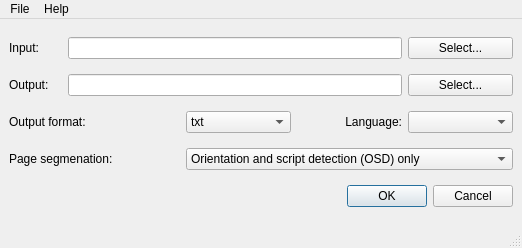
Above: ui/mainwindow.ui from zdenop/tesseract-ocr-qt4gui before the change. Below: the same form after it.
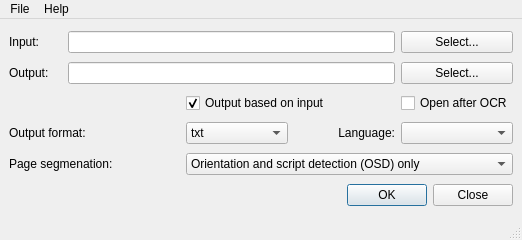
That is the form after the change.

Commit message: setting implementation

```diff
--- a/ui/mainwindow.ui
+++ b/ui/mainwindow.ui
@@ -7,19 +7,19 @@
     <x>0</x>
     <y>0</y>
     <width>522</width>
-    <height>248</height>
+    <height>240</height>
    </rect>
   </property>
   <property name="minimumSize">
    <size>
     <width>522</width>
-    <height>248</height>
+    <height>240</height>
    </size>
   </property>
   <property name="maximumSize">
    <size>
     <width>522</width>
-    <height>248</height>
+    <height>240</height>
    </size>
   </property>
   <property name="windowTitle">
@@ -61,31 +61,31 @@
       </property>
      </widget>
     </item>
-    <item row="2" column="0" colspan="2">
+    <item row="4" column="0" colspan="2">
      <widget class="QLabel" name="labelForm">
       <property name="text">
        <string>Output format:</string>
       </property>
      </widget>
     </item>
-    <item row="3" column="0" colspan="3">
+    <item row="5" column="0" colspan="3">
      <widget class="QLabel" name="labelPSM">
       <property name="text">
        <string>Page segmenation:</string>
       </property>
      </widget>
     </item>
-    <item row="4" column="4" colspan="2">
+    <item row="6" column="4" colspan="2">
      <widget class="QDialogButtonBox" name="buttonBox">
       <property name="standardButtons">
-       <set>QDialogButtonBox::Cancel|QDialogButtonBox::Ok</set>
+       <set>QDialogButtonBox::Close|QDialogButtonBox::Ok</set>
       </property>
      </widget>
     </item>
-    <item row="2" column="5">
+    <item row="4" column="5">
      <widget class="QComboBox" name="comboBoxLang"/>
     </item>
-    <item row="2" column="4">
+    <item row="4" column="4">
      <widget class="QLabel" name="labelLang">
       <property name="text">
        <string>Language:</string>
@@ -95,7 +95,7 @@
       </property>
      </widget>
     </item>
-    <item row="3" column="3" colspan="3">
+    <item row="5" column="3" colspan="3">
      <widget class="QComboBox" name="comboBoxPSM">
       <item>
        <property name="text">
@@ -154,7 +154,7 @@
       </item>
      </widget>
     </item>
-    <item row="2" column="3">
+    <item row="4" column="3">
      <widget class="QComboBox" name="comboBoxForm">
       <property name="styleSheet">
        <string notr="true"/>
@@ -171,6 +171,23 @@
       </item>
      </widget>
     </item>
+    <item row="3" column="5">
+     <widget class="QCheckBox" name="checkBoxOpen">
+      <property name="text">
+       <string>Open after OCR</string>
+      </property>
+     </widget>
+    </item>
+    <item row="3" column="3" colspan="2">
+     <widget class="QCheckBox" name="checkBoxName">
+      <property name="text">
+       <string>Output based on input</string>
+      </property>
+      <property name="checked">
+       <bool>true</bool>
+      </property>
+     </widget>
+    </item>
    </layout>
   </widget>
   <widget class="QMenuBar" name="menubar">
```
The commit also changes 2 other files.
